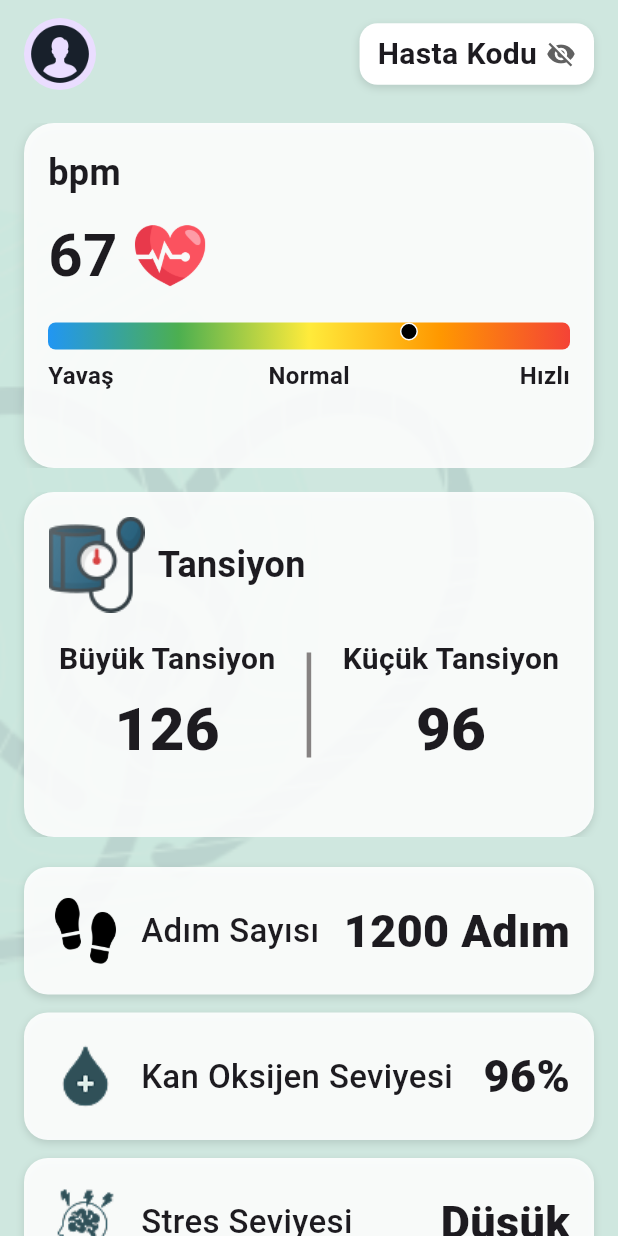
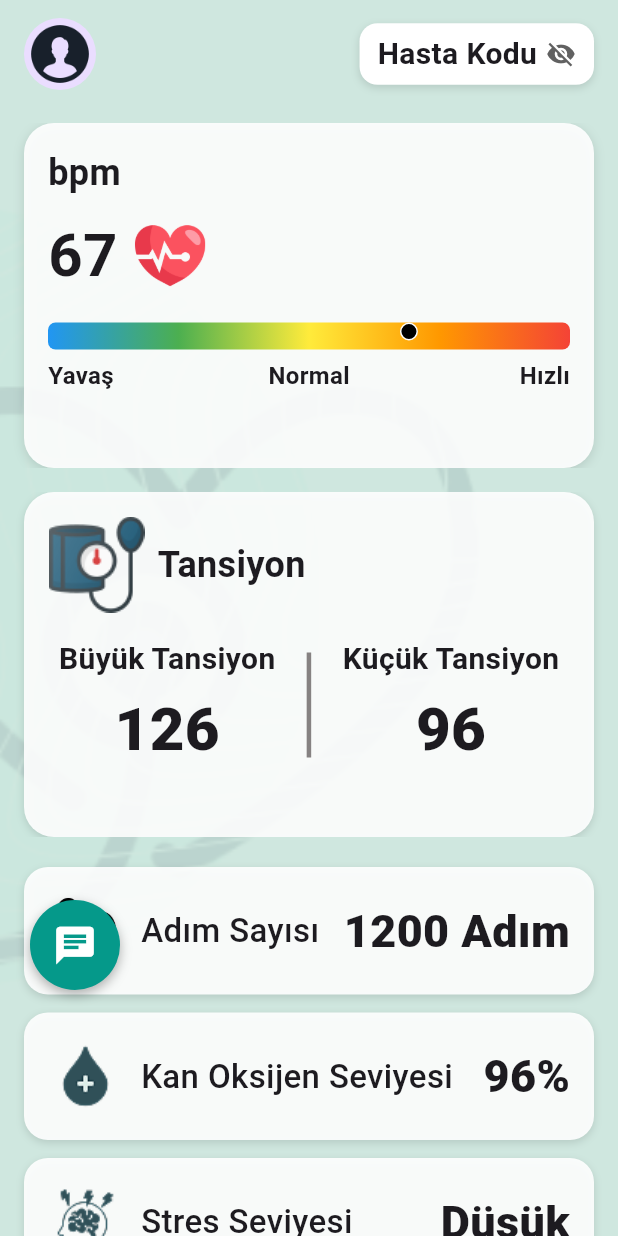
Before and after one commit to dilara-karaca/HealthAssistant, a Flutter app: the HomePage screen opened directly, on a phone screen of 412 x 824 dp. Run offline on Flutter 3.47's test engine with Material 3 defaults, Android fonts, the light colour scheme and no system bars; our stand-ins replace cloud_firestore, firebase_auth, firebase_core, fl_chart, flutter_blue_plus, geolocator and 3 more; accounts and stored records are empty.

Commit message:
chatbot eklendi-işlevsiz-

```diff
--- a/lib/screens/home_page.dart
+++ b/lib/screens/home_page.dart
@@ -20,6 +20,9 @@ class _HomePageState extends State<HomePage> {
     fetchUserData();
   }
 
+  double _botTop = 600;
+  double _botLeft = 20;
+
   Future<void> fetchUserData() async {
     final uid = FirebaseAuth.instance.currentUser!.uid;
     final doc =
@@ -38,7 +41,9 @@ class _HomePageState extends State<HomePage> {
       body:
           userData == null
               ? const Center(child: CircularProgressIndicator())
-              : Container(
+              : Stack(
+                children: [
+                  Container(
                     decoration: const BoxDecoration(
                       image: DecorationImage(
                         image: AssetImage("images/arka_plan.png"),
@@ -55,7 +60,8 @@ class _HomePageState extends State<HomePage> {
                                 vertical: 12,
                               ),
                               child: Row(
-                            mainAxisAlignment: MainAxisAlignment.spaceBetween,
+                                mainAxisAlignment:
+                                    MainAxisAlignment.spaceBetween,
                                 children: [
                                   Row(
                                     children: [
@@ -125,9 +131,7 @@ class _HomePageState extends State<HomePage> {
                                 ],
                               ),
                             ),
-
                             const SizedBox(height: 10),
-
                             SizedBox(
                               height: 230,
                               child: PageView(
@@ -137,9 +141,7 @@ class _HomePageState extends State<HomePage> {
                                 ],
                               ),
                             ),
-
                             const SizedBox(height: 16),
-
                             SizedBox(
                               height: 230,
                               child: PageView(
@@ -149,11 +151,11 @@ class _HomePageState extends State<HomePage> {
                                 ],
                               ),
                             ),
-
                             const SizedBox(height: 20),
-
                             Padding(
-                          padding: const EdgeInsets.symmetric(horizontal: 16),
+                              padding: const EdgeInsets.symmetric(
+                                horizontal: 16,
+                              ),
                               child: Column(
                                 children: [
                                   _buildBottomCard(
@@ -179,12 +181,37 @@ class _HomePageState extends State<HomePage> {
                                 ],
                               ),
                             ),
-
                             const SizedBox(height: 30),
                           ],
                         ),
                       ),
                     ),
+                  ),
+                  // Hareketli Chat Bot Butonu
+                  AnimatedPositioned(
+                    duration: const Duration(milliseconds: 300),
+                    top: _botTop,
+                    left: _botLeft,
+                    child: GestureDetector(
+                      onPanUpdate: (details) {
+                        setState(() {
+                          _botTop += details.delta.dy;
+                          _botLeft += details.delta.dx;
+                        });
+                      },
+                      onPanEnd: (_) {
+                        final screenWidth = MediaQuery.of(context).size.width;
+                        setState(() {
+                          _botLeft =
+                              _botLeft > screenWidth / 2
+                                  ? screenWidth - 70
+                                  : 10;
+                        });
+                      },
+                      child: _buildChatBotButton(),
+                    ),
+                  ),
+                ],
               ),
     );
   }
@@ -331,7 +358,6 @@ class _HomePageState extends State<HomePage> {
                 ),
               ],
             ),
-
             const SizedBox(height: 16),
             Row(
               mainAxisAlignment: MainAxisAlignment.spaceAround,
@@ -417,7 +443,6 @@ class _HomePageState extends State<HomePage> {
             Row(
               mainAxisAlignment: MainAxisAlignment.spaceAround,
               children: [
-                // Büyük Tansiyon
                 Column(
                   crossAxisAlignment: CrossAxisAlignment.center,
                   children: const [
@@ -477,7 +502,6 @@ class _HomePageState extends State<HomePage> {
                     thickness: 3,
                   ),
                 ),
-                // Küçük Tansiyon
                 Column(
                   crossAxisAlignment: CrossAxisAlignment.center,
                   children: const [
@@ -573,7 +597,7 @@ class _HomePageState extends State<HomePage> {
     return Padding(
       padding: const EdgeInsets.symmetric(horizontal: 16),
       child: SizedBox(
-        height: 220, // sayfa yüksekliği burada sabitlenir
+        height: 220,
         child: Container(
           decoration: BoxDecoration(
             color: Colors.white.withOpacity(0.9),
@@ -595,14 +619,35 @@ class _HomePageState extends State<HomePage> {
                 style: TextStyle(fontSize: 20, fontWeight: FontWeight.bold),
               ),
               SizedBox(height: 12),
-              SizedBox(
-                height: 150, // grafiğe ayrılan alan
-                child: LineChartSample(),
-              ),
+              SizedBox(height: 150, child: LineChartSample()),
             ],
           ),
         ),
       ),
     );
   }
+
+  Widget _buildChatBotButton() {
+    return GestureDetector(
+      onTap: () {
+        // Henüz işlem yok
+      },
+      child: Container(
+        width: 60,
+        height: 60,
+        decoration: BoxDecoration(
+          shape: BoxShape.circle,
+          color: const Color.fromARGB(255, 5, 153, 138),
+          boxShadow: [
+            BoxShadow(
+              color: Colors.black.withOpacity(0.3),
+              blurRadius: 6,
+              offset: const Offset(0, 3),
+            ),
+          ],
+        ),
+        child: const Icon(Icons.chat, color: Colors.white, size: 30),
+      ),
+    );
   }
+}
```
Also changed, not shown: lib/screens/emergency.dart (+30 -16 lines). Lines whose indentation alone changed are shown as unchanged.
